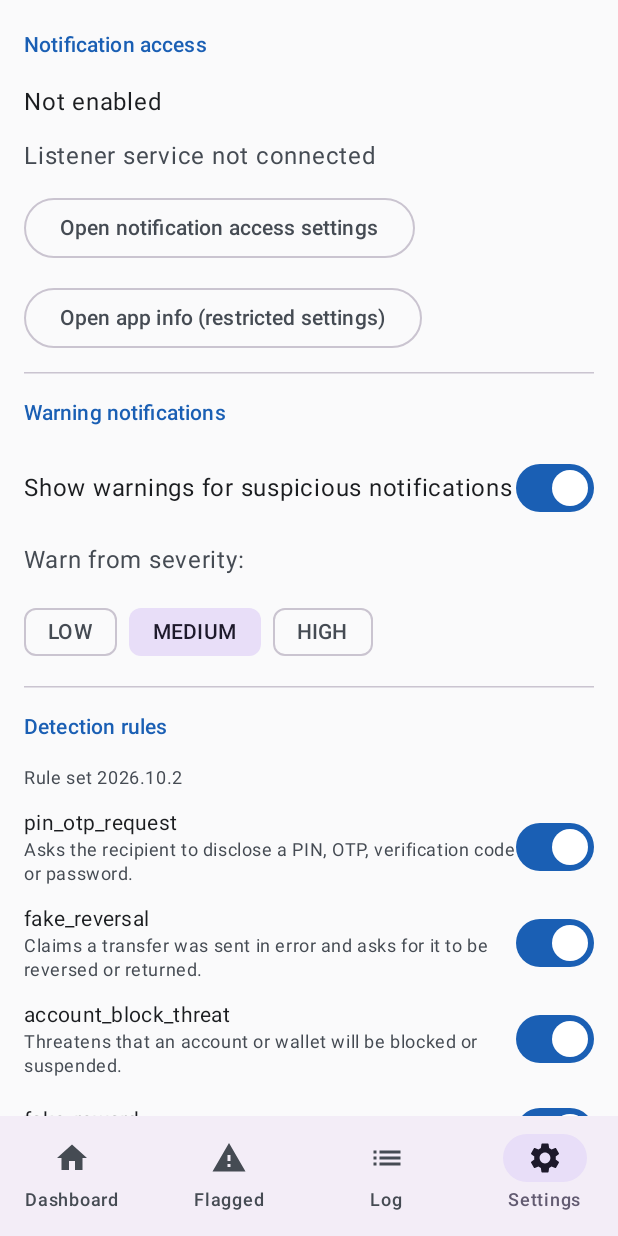
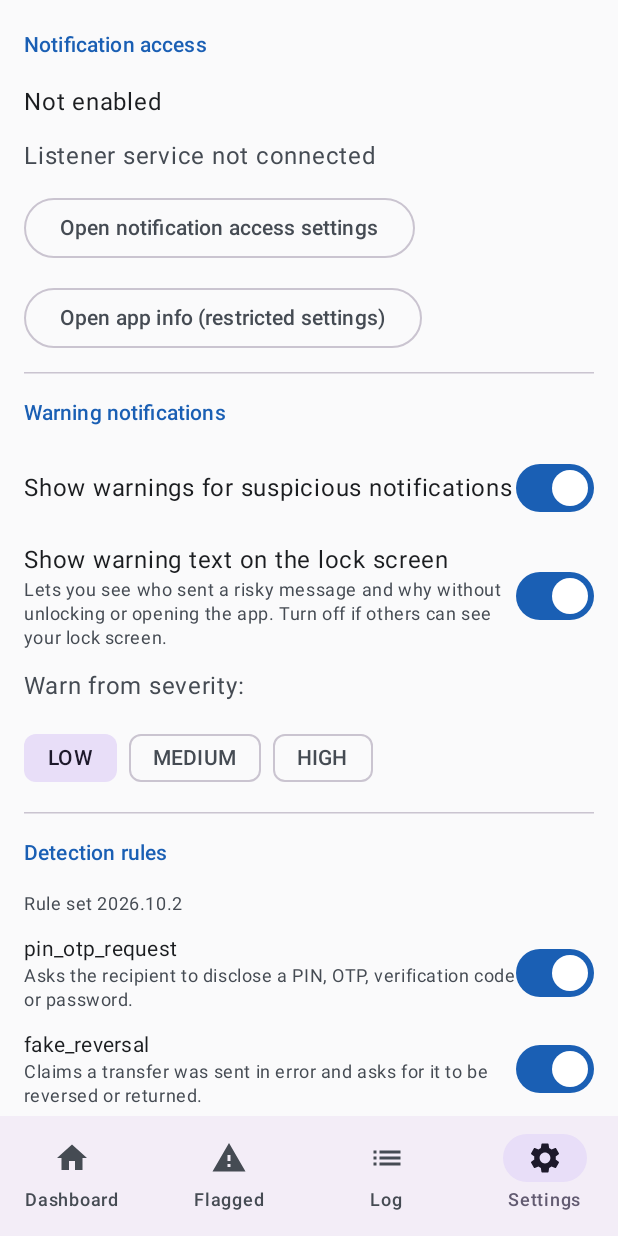
Before and after one commit to Sharifwa123/TruGuard, an Android app built with Jetpack Compose: the SettingsScreen screen opened through its navigation route, on a phone screen of 412 x 824 dp. Run offline under Robolectric (Android 15) with nearby library versions, the phone set to English and light mode, and no system bars; our stand-ins replace Room's generated code.

Commit message:
Make warnings self-contained: sender, reason, pop-up, lock screen
Warnings now name the app and sender, include a safety reminder, pop up for
medium risk, appear on the lock screen by default (user setting) and start at
LOW severity so possibly-harmful messages are also surfaced without opening
the app. Tests cover sender propagation, the new default and the channels.

Co-Authored-By: Claude Sonnet 5.5 <noreply@anthropic.com>
Claude-Session: https://claude.ai/code/session_01Jrkiti6jukgcXQub3CCdkX

```diff
--- a/app/src/main/kotlin/com/shariftechnologies/scammonitor/app/AppContainer.kt
+++ b/app/src/main/kotlin/com/shariftechnologies/scammonitor/app/AppContainer.kt
@@ -41,7 +41,7 @@ class AppContainer(context: Context) {
 
     val database: SecurityDatabase by lazy { SecurityDatabase.create(appContext) }
     val scanRepository: ScanRepository by lazy { ScanRepository(database, labels) }
-    val warningManager = WarningNotificationManager(appContext, labels)
+    val warningManager = WarningNotificationManager(appContext, labels) { settings.warningPreferences.value.showOnLockScreen }
 
     private val engine = ScamDetectionEngine(
         rules = { ruleRepository.current() },
--- a/app/src/main/kotlin/com/shariftechnologies/scammonitor/data/prefs/SettingsRepository.kt
+++ b/app/src/main/kotlin/com/shariftechnologies/scammonitor/data/prefs/SettingsRepository.kt
@@ -46,7 +46,8 @@ class SettingsRepository(context: Context, scope: CoroutineScope) {
             store.data.catch { emit(emptyPreferences()) }.collect { prefs ->
                 _warningPreferences.value = WarningPreferences(
                     enabled = prefs[WARNINGS_ENABLED] ?: true,
-                    minSeverity = prefs[WARNING_MIN_SEVERITY]?.let { runCatching { Severity.valueOf(it) }.getOrNull() } ?: Severity.MEDIUM,
+                    minSeverity = prefs[WARNING_MIN_SEVERITY]?.let { runCatching { Severity.valueOf(it) }.getOrNull() } ?: Severity.LOW,
+                    showOnLockScreen = prefs[SHOW_ON_LOCK_SCREEN] ?: true,
                 )
                 _disabledRuleIds.value = prefs[DISABLED_RULES] ?: emptySet()
                 _onboardingCompleted.value = prefs[ONBOARDING_DONE] ?: false
@@ -62,6 +63,8 @@ class SettingsRepository(context: Context, scope: CoroutineScope) {
 
     suspend fun setWarningMinSeverity(severity: Severity) { store.edit { it[WARNING_MIN_SEVERITY] = severity.name } }
 
+    suspend fun setShowOnLockScreen(show: Boolean) { store.edit { it[SHOW_ON_LOCK_SCREEN] = show } }
+
     suspend fun setRuleEnabled(ruleId: String, enabled: Boolean) {
         store.edit { prefs ->
             val current = prefs[DISABLED_RULES] ?: emptySet()
@@ -74,6 +77,7 @@ class SettingsRepository(context: Context, scope: CoroutineScope) {
     private companion object {
         val WARNINGS_ENABLED = booleanPreferencesKey("warnings_enabled")
         val WARNING_MIN_SEVERITY = stringPreferencesKey("warning_min_severity")
+        val SHOW_ON_LOCK_SCREEN = booleanPreferencesKey("show_on_lock_screen")
         val DISABLED_RULES = stringSetPreferencesKey("disabled_rule_ids")
         val ONBOARDING_DONE = booleanPreferencesKey("onboarding_done")
     }
--- a/app/src/main/kotlin/com/shariftechnologies/scammonitor/ui/settings/SettingsScreen.kt
+++ b/app/src/main/kotlin/com/shariftechnologies/scammonitor/ui/settings/SettingsScreen.kt
@@ -73,6 +73,16 @@ fun SettingsScreen() {
             Text("Show warnings for suspicious notifications", Modifier.weight(1f))
             Switch(checked = prefs.enabled, onCheckedChange = vm::setWarningsEnabled)
         }
+        Row(Modifier.fillMaxWidth(), verticalAlignment = Alignment.CenterVertically) {
+            Column(Modifier.weight(1f)) {
+                Text("Show warning text on the lock screen")
+                Text(
+                    "Lets you see who sent a risky message and why without unlocking or opening the app. Turn off if others can see your lock screen.",
+                    style = MaterialTheme.typography.bodySmall, color = MaterialTheme.colorScheme.onSurfaceVariant,
+                )
+            }
+            Switch(checked = prefs.showOnLockScreen, onCheckedChange = vm::setShowOnLockScreen, enabled = prefs.enabled)
+        }
         Text("Warn from severity:", color = MaterialTheme.colorScheme.onSurfaceVariant)
         Row(horizontalArrangement = Arrangement.spacedBy(8.dp)) {
             listOf(Severity.LOW, Severity.MEDIUM, Severity.HIGH).forEach { sev ->
--- a/app/src/main/kotlin/com/shariftechnologies/scammonitor/ui/settings/SettingsViewModel.kt
+++ b/app/src/main/kotlin/com/shariftechnologies/scammonitor/ui/settings/SettingsViewModel.kt
@@ -38,6 +38,7 @@ class SettingsViewModel(private val container: AppContainer) : ViewModel() {
     fun openAppInfo(context: android.content.Context) = container.accessManager.openAppInfo(context)
 
     fun setWarningsEnabled(enabled: Boolean) { viewModelScope.launch { container.settings.setWarningsEnabled(enabled) } }
+    fun setShowOnLockScreen(show: Boolean) { viewModelScope.launch { container.settings.setShowOnLockScreen(show) } }
     fun setMinSeverity(severity: Severity) { viewModelScope.launch { container.settings.setWarningMinSeverity(severity) } }
     fun setRuleEnabled(id: String, enabled: Boolean) { viewModelScope.launch { container.settings.setRuleEnabled(id, enabled) } }
 
--- a/app/src/main/res/values/strings.xml
+++ b/app/src/main/res/values/strings.xml
@@ -5,13 +5,16 @@
 
     <string name="channel_high_name">High-risk warnings</string>
     <string name="channel_high_description">Alerts for notifications that strongly resemble scams</string>
-    <string name="channel_standard_name">Suspicious message warnings</string>
-    <string name="channel_standard_description">Alerts for notifications with moderate scam indicators</string>
+    <string name="channel_moderate_name">Suspicious message warnings (pop-up)</string>
+    <string name="channel_moderate_description">Pop-up alerts for notifications with moderate scam indicators</string>
+    <string name="channel_standard_name">Low-risk notices</string>
+    <string name="channel_standard_description">Quiet alerts for notifications with weak scam indicators</string>
 
     <string name="warning_title_high">High-risk message detected</string>
     <string name="warning_title_medium">Potential scam detected</string>
     <string name="warning_title_low">Suspicious message</string>
     <string name="warning_text">From %1$s: %2$s</string>
+    <string name="warning_advice">Do not reply, open links or share any code. Check with the sender another way.</string>
     <string name="warning_public_title">Possible scam detected</string>
     <string name="warning_public_text">Unlock your phone to see details.</string>
 </resources>
--- a/engine/src/main/kotlin/com/shariftechnologies/scammonitor/monitoring/pipeline/NotificationScanProcessor.kt
+++ b/engine/src/main/kotlin/com/shariftechnologies/scammonitor/monitoring/pipeline/NotificationScanProcessor.kt
@@ -28,7 +28,7 @@ class NotificationScanProcessor(
         val status = sink.record(ScanRecord(event.eventId, event.packageName, result.detectedAtMillis, result, outcome))
         // A DUPLICATE means this exact update was already stored (e.g. re-delivered after a reconnect).
         if (status == RecordStatus.DUPLICATE) return
-        if (shouldWarn(event, result)) warnings.show(WarningRequest(event.eventId, event.packageName, result))
+        if (shouldWarn(event, result)) warnings.show(WarningRequest(event.eventId, event.packageName, result, event.input.title))
     }
 
     private fun shouldWarn(event: NotificationEvent, result: DetectionResult): Boolean {
--- a/engine/src/main/kotlin/com/shariftechnologies/scammonitor/monitoring/pipeline/PipelineModels.kt
+++ b/engine/src/main/kotlin/com/shariftechnologies/scammonitor/monitoring/pipeline/PipelineModels.kt
@@ -50,6 +50,8 @@ data class WarningRequest(
     val eventId: String,
     val packageName: String,
     val result: DetectionResult,
+    /** Notification title (usually the sender or chat name), so the warning says who it came from. */
+    val sourceTitle: String = "",
 )
 
 interface WarningSink {
@@ -59,5 +61,8 @@ interface WarningSink {
 /** User-configurable warning behaviour, read fresh for every event. */
 data class WarningPreferences(
     val enabled: Boolean = true,
-    val minSeverity: Severity = Severity.MEDIUM,
+    /** LOW by default: a message that merely might be harmful is still worth a heads-up. */
+    val minSeverity: Severity = Severity.LOW,
+    /** Show the warning text on the lock screen so it can be read without unlocking or opening the app. */
+    val showOnLockScreen: Boolean = true,
 )
```
Also changed, not shown: app/src/main/kotlin/com/shariftechnologies/scammonitor/notifications/WarningNotificationManager.kt (+23 -5 lines), 5 other files.
